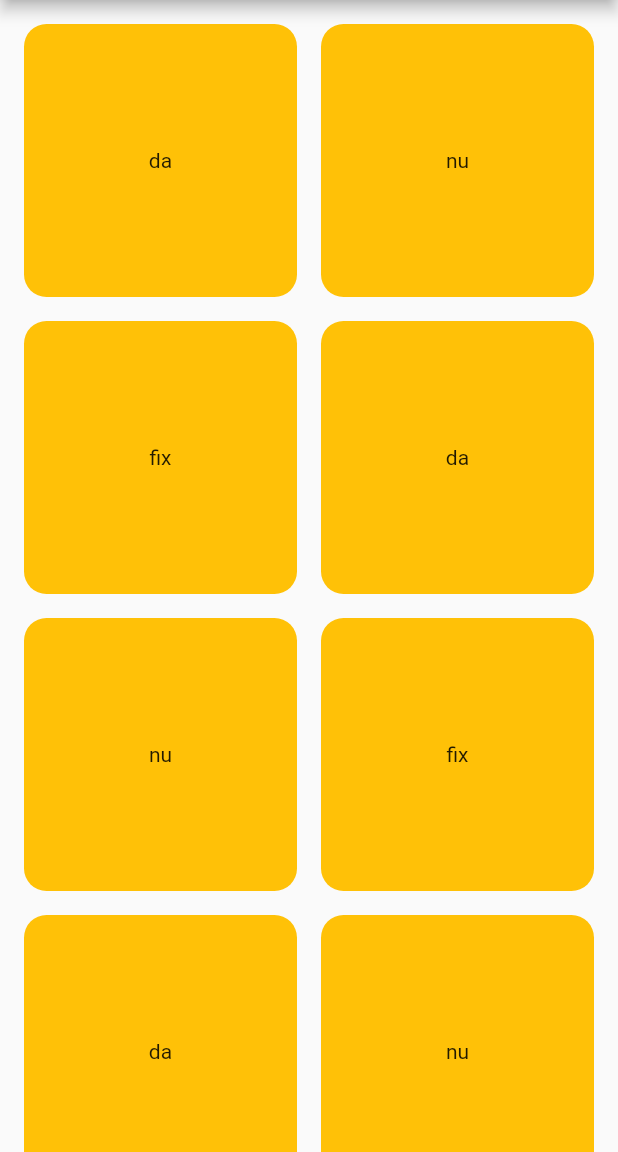
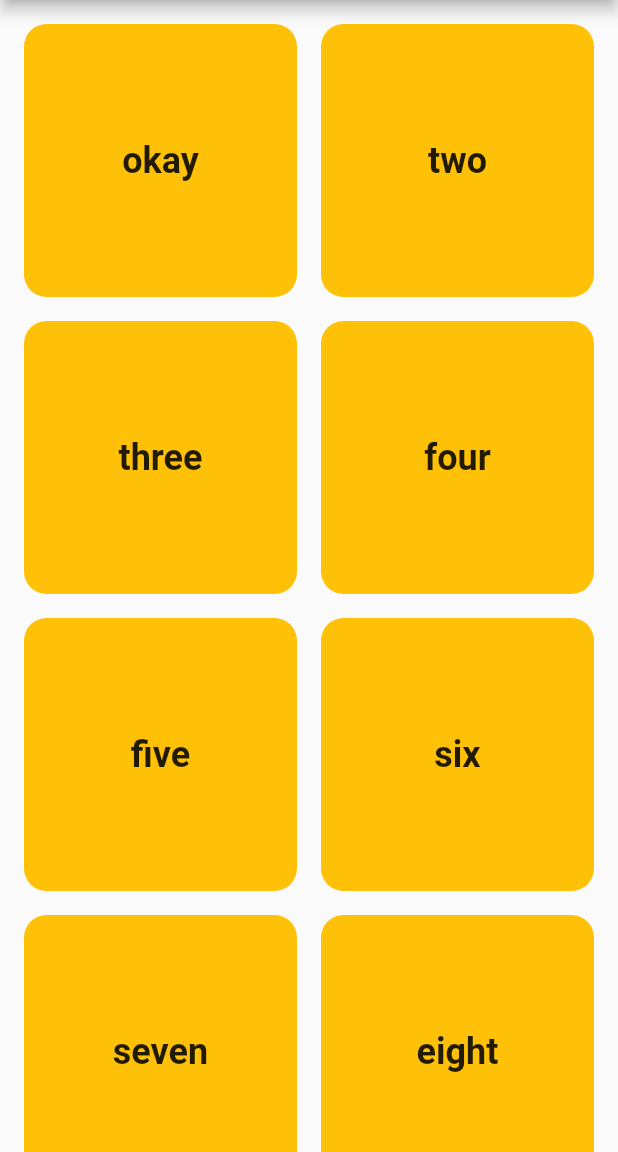
Before and after one commit to timi-petre/basic_phrases, a Flutter app: the screen it shows after launch, on a phone screen of 412 x 824 dp, the part 84-1236 px from its top. Run offline on Flutter 3.47's test engine with Material 2 defaults, Android fonts, the phone set to English and light mode, and no system bars; our stand-ins replace just_audio.

```diff
--- a/lib/src/basic_phrases.dart
+++ b/lib/src/basic_phrases.dart
@@ -1,4 +1,5 @@
 import 'package:flutter/material.dart';
+import 'package:just_audio/just_audio.dart';
 
 class BasicPhrases extends StatefulWidget {
   const BasicPhrases({
@@ -12,21 +13,15 @@ class BasicPhrases extends StatefulWidget {
 }
 
 class _BasicPhrasesState extends State<BasicPhrases> {
-  final List<String> data = <String>[
-    'da',
-    'nu',
-    'fix',
-    'da',
-    'nu',
-    'fix',
-    'da',
-    'nu',
-    'fix',
-    'da',
-    'nu',
-    'fix',
-  ];
-  int index = 0;
+  Future<void> playerS() async {
+    final AudioPlayer player = AudioPlayer();
+    // final List<Future<Duration?>> duration = <Future<Duration?>>[
+    //   player.setUrl('https://www.pacdv.com/sounds/voices/okay-7.wav'),
+    // ];
+    player.play();
+  }
+
+  final List<String> data = <String>['okay', 'two', 'three', 'four', 'five', 'six', 'seven', 'eight', 'nine', 'ten'];
 
   @override
   Widget build(BuildContext context) {
@@ -45,13 +40,26 @@ class _BasicPhrasesState extends State<BasicPhrases> {
             mainAxisSpacing: 16,
           ),
           itemBuilder: (BuildContext context, int index) {
-            return Container(
-              alignment: Alignment.center,
-              decoration: BoxDecoration(
-                color: Colors.amber,
-                borderRadius: BorderRadius.circular(15),
+            return GestureDetector(
+              onTap: () {
+                setState(() {
+                  playerS();
+                });
+              },
+              child: Container(
+                alignment: Alignment.center,
+                decoration: BoxDecoration(
+                  color: Colors.amber,
+                  borderRadius: BorderRadius.circular(15),
+                ),
+                child: Text(
+                  data[index],
+                  style: const TextStyle(
+                    fontSize: 24,
+                    fontWeight: FontWeight.bold,
+                  ),
+                ),
               ),
-              child: Text(data[index]),
             );
           }),
     );
```
Also changed, not shown: pubspec.yaml (+5 -4 lines), 4 other files.
